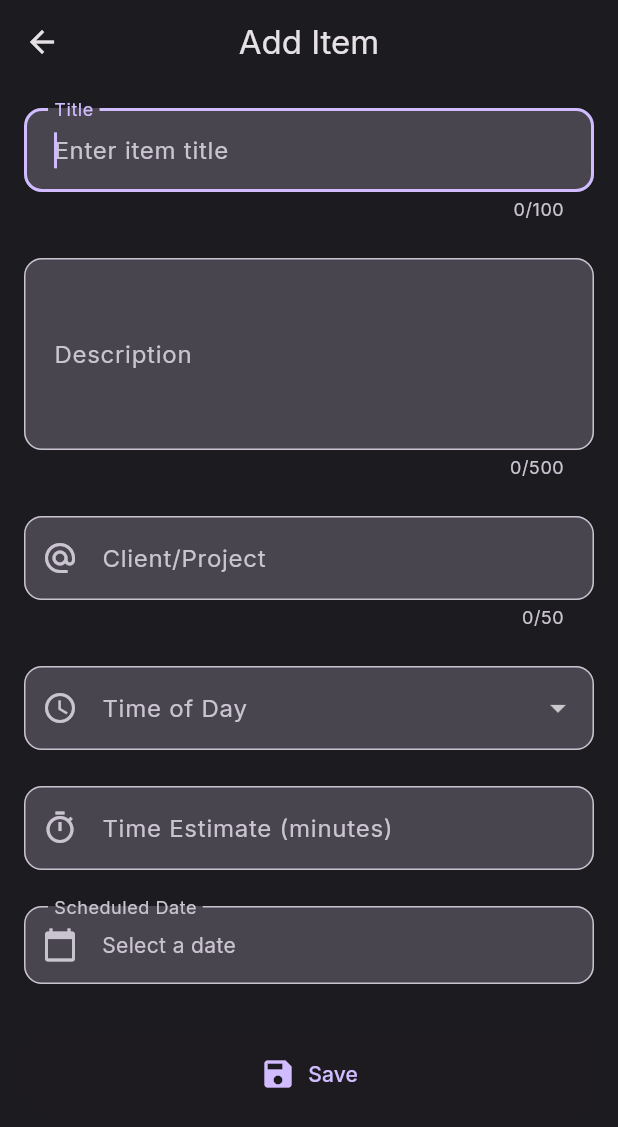
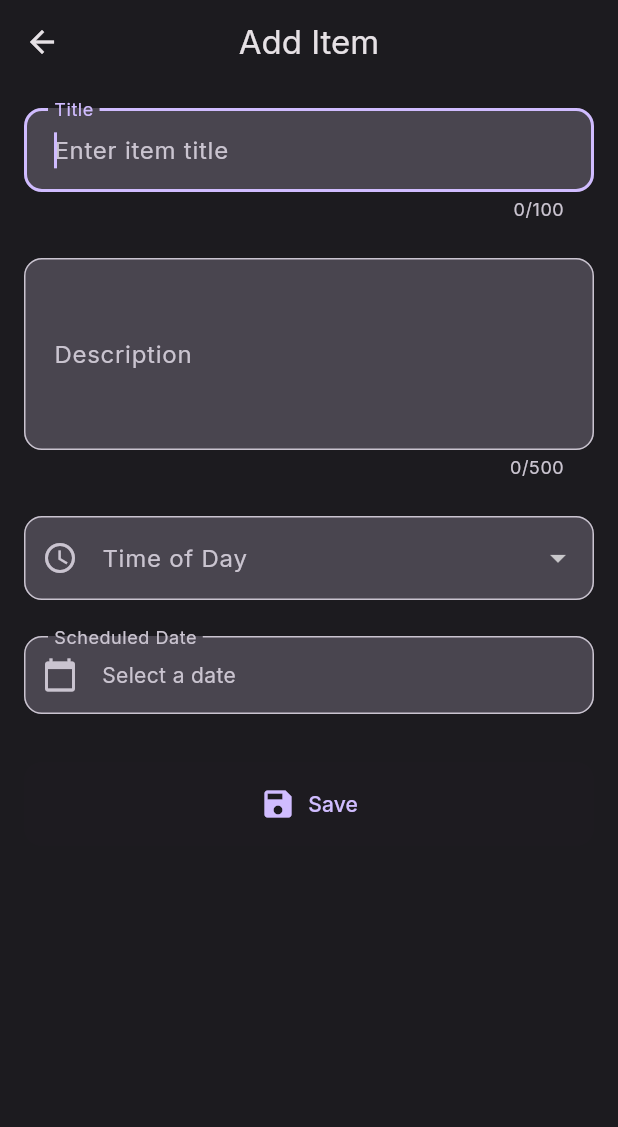
Before and after one commit to chrisokoriedev/afrifounders, a Flutter app: the HomePage screen opened directly, after a tap on the "arrow downward" icon, after a tap on the "dark mode" icon, after a tap on the "add" icon, on a phone screen of 412 x 824 dp. Shown: the top 1127 px of the screen. Run offline on Flutter 3.47's test engine with Material 3 defaults, Android fonts, the phone set to English and light mode, and no system bars; our stand-ins replace dartz, equatable, flutter_riverpod, flutter_slidable, freezed_annotation, google_fonts and 3 more; accounts and stored records are empty; generated files the repository leaves out were written again.

Commit message:
Refactor ItemModel and related components to remove client name and time estimate fields, simplifying the data structure. Update AddEditItemPage and task-related widgets to reflect these changes, enhancing overall code maintainability.

```diff
--- a/lib/features/item_management/domain/entities/item.dart
+++ b/lib/features/item_management/domain/entities/item.dart
@@ -12,8 +12,6 @@ class Item with _$Item {
     required DateTime createdAt,
     required DateTime updatedAt,
     @Default(false) bool isCompleted,
-    String? clientName,
-    int? timeEstimateMinutes,
     String? timeOfDay, // 'morning' or 'afternoon'
     DateTime? scheduledDate,
   }) = _Item;
--- a/lib/features/item_management/presentation/pages/add_edit_item_page.dart
+++ b/lib/features/item_management/presentation/pages/add_edit_item_page.dart
@@ -27,12 +27,8 @@ class _AddEditItemPageState extends ConsumerState<AddEditItemPage> {
   final _formKey = GlobalKey<FormState>();
   final _titleFocusNode = FocusNode();
   final _descriptionFocusNode = FocusNode();
-  final _clientNameFocusNode = FocusNode();
-  final _timeEstimateFocusNode = FocusNode();
   late final TextEditingController _titleController;
   late final TextEditingController _descriptionController;
-  late final TextEditingController _clientNameController;
-  late final TextEditingController _timeEstimateController;
   String? _selectedTimeOfDay;
   DateTime? _scheduledDate;
   bool _isLoading = false;
@@ -45,22 +41,12 @@ class _AddEditItemPageState extends ConsumerState<AddEditItemPage> {
     _descriptionController = TextEditingController(
       text: widget.item?.description ?? '',
     );
-    _clientNameController = TextEditingController(
-      text: widget.item?.clientName ?? '',
-    );
-    _timeEstimateController = TextEditingController(
-      text: widget.item?.timeEstimateMinutes != null
-          ? widget.item!.timeEstimateMinutes.toString()
-          : '',
-    );
     _selectedTimeOfDay = widget.item?.timeOfDay;
     _scheduledDate = widget.item?.scheduledDate;
 
     // Track changes for unsaved changes warning
     _titleController.addListener(_onFieldChanged);
     _descriptionController.addListener(_onFieldChanged);
-    _clientNameController.addListener(_onFieldChanged);
-    _timeEstimateController.addListener(_onFieldChanged);
 
     // Auto-focus title field after first frame
     WidgetsBinding.instance.addPostFrameCallback((_) {
@@ -78,16 +64,10 @@ class _AddEditItemPageState extends ConsumerState<AddEditItemPage> {
   void dispose() {
     _titleFocusNode.dispose();
     _descriptionFocusNode.dispose();
-    _clientNameFocusNode.dispose();
-    _timeEstimateFocusNode.dispose();
     _titleController.removeListener(_onFieldChanged);
     _descriptionController.removeListener(_onFieldChanged);
-    _clientNameController.removeListener(_onFieldChanged);
-    _timeEstimateController.removeListener(_onFieldChanged);
     _titleController.dispose();
     _descriptionController.dispose();
-    _clientNameController.dispose();
-    _timeEstimateController.dispose();
     super.dispose();
   }
 
@@ -127,8 +107,6 @@ class _AddEditItemPageState extends ConsumerState<AddEditItemPage> {
   void _dismissKeyboard() {
     _titleFocusNode.unfocus();
     _descriptionFocusNode.unfocus();
-    _clientNameFocusNode.unfocus();
-    _timeEstimateFocusNode.unfocus();
   }
 
   Future<void> _selectDate() async {
@@ -158,11 +136,6 @@ class _AddEditItemPageState extends ConsumerState<AddEditItemPage> {
 
     final title = _titleController.text.trim();
     final description = _descriptionController.text.trim();
-    final clientName = _clientNameController.text.trim();
-    final timeEstimateText = _timeEstimateController.text.trim();
-    final timeEstimateMinutes = timeEstimateText.isNotEmpty
-        ? int.tryParse(timeEstimateText)
-        : null;
 
     try {
       if (widget.item == null || widget.item!.id.isEmpty) {
@@ -174,8 +147,6 @@ class _AddEditItemPageState extends ConsumerState<AddEditItemPage> {
           description: description.isEmpty ? null : description,
           createdAt: now,
           updatedAt: now,
-          clientName: clientName.isEmpty ? null : clientName,
-          timeEstimateMinutes: timeEstimateMinutes,
           timeOfDay: _selectedTimeOfDay,
           scheduledDate: _scheduledDate,
         );
@@ -186,8 +157,6 @@ class _AddEditItemPageState extends ConsumerState<AddEditItemPage> {
         final updatedItem = widget.item!.copyWith(
           title: title,
           description: description.isEmpty ? null : description,
-          clientName: clientName.isEmpty ? null : clientName,
-          timeEstimateMinutes: timeEstimateMinutes,
           timeOfDay: _selectedTimeOfDay,
           scheduledDate: _scheduledDate,
         );
@@ -341,19 +310,6 @@ class _AddEditItemPageState extends ConsumerState<AddEditItemPage> {
                   ),
                   SizedBox(height: AppDimensions.spacingL),
 
-                  // Client name field
-                  CustomTextField(
-                    label: 'Client/Project',
-                    hint: 'e.g., coinbase, apple, shopify',
-                    controller: _clientNameController,
-                    maxLength: 50,
-                    keyboardType: TextInputType.text,
-                    focusNode: _clientNameFocusNode,
-                    textInputAction: TextInputAction.next,
-                    prefixIcon: const Icon(Icons.alternate_email),
-                  ),
-                  SizedBox(height: AppDimensions.spacingL),
-
                   // Time of day selector
                   DropdownButtonFormField<String>(
                     value: _selectedTimeOfDay,
@@ -375,18 +331,6 @@ class _AddEditItemPageState extends ConsumerState<AddEditItemPage> {
                         _hasUnsavedChanges = true;
                       });
                     },
-                  ),
-                  SizedBox(height: AppDimensions.spacingL),
-
-                  // Time estimate field
-                  CustomTextField(
-                    label: 'Time Estimate (minutes)',
-                    hint: 'e.g., 30, 45, 60',
-                    controller: _timeEstimateController,
-                    keyboardType: TextInputType.number,
-                    focusNode: _timeEstimateFocusNode,
-                    textInputAction: TextInputAction.next,
-                    prefixIcon: const Icon(Icons.timer_outlined),
                   ),
                   SizedBox(height: AppDimensions.spacingL),
 
--- a/lib/features/item_management/presentation/pages/task_home_page.dart
+++ b/lib/features/item_management/presentation/pages/task_home_page.dart
@@ -43,13 +43,6 @@ class _TaskHomePageState extends ConsumerState<TaskHomePage> {
 
     // Calculate statistics
     final completedCount = selectedDateTasks.where((t) => t.isCompleted).length;
-    final completedTimeMinutes = selectedDateTasks
-        .where((t) => t.isCompleted)
-        .fold<int>(0, (sum, t) => sum + (t.timeEstimateMinutes ?? 0));
-    final totalEstimatedMinutes = selectedDateTasks
-        .fold<int>(0, (sum, t) => sum + (t.timeEstimateMinutes ?? 0));
-    final totalEstimatedHours = totalEstimatedMinutes / 60.0;
-    final completedHours = completedTimeMinutes / 60.0;
 
     return Scaffold(
       backgroundColor: isDark ? const Color(0xFF121212) : const Color(0xFFF5F5F5),
@@ -64,8 +57,6 @@ class _TaskHomePageState extends ConsumerState<TaskHomePage> {
               SliverToBoxAdapter(
                 child: TaskHeaderWidget(
                   completedCount: completedCount,
-                  completedHours: completedHours,
-                  totalEstimatedHours: totalEstimatedHours,
                 ),
               ),
 
--- a/lib/features/item_management/presentation/widgets/date_selector_widget.dart
+++ b/lib/features/item_management/presentation/widgets/date_selector_widget.dart
@@ -25,7 +25,7 @@ class DateSelectorWidget extends StatelessWidget {
       return startOfWeek.add(Duration(days: index));
     });
 
-    return Padding(
+    return SingleChildScrollView(
       padding: const EdgeInsets.symmetric(horizontal: 24, vertical: 16),
       child: Row(
         mainAxisAlignment: MainAxisAlignment.spaceBetween,
--- a/lib/features/item_management/presentation/widgets/task_header_widget.dart
+++ b/lib/features/item_management/presentation/widgets/task_header_widget.dart
@@ -3,14 +3,10 @@ import 'package:flutter/material.dart';
 /// Header widget showing "today" title and status indicators
 class TaskHeaderWidget extends StatelessWidget {
   final int completedCount;
-  final double completedHours;
-  final double totalEstimatedHours;
 
   const TaskHeaderWidget({
     super.key,
     required this.completedCount,
-    required this.completedHours,
-    required this.totalEstimatedHours,
   });
 
   @override
@@ -34,24 +30,11 @@ class TaskHeaderWidget extends StatelessWidget {
             ),
           ),
 
-          // Status indicators
-          Row(
-            children: [
-              // Completed count
-              _StatusPill(
-                icon: Icons.check_circle_outline,
-                text: '$completedCount',
-                backgroundColor: surfaceColor,
-              ),
-              const SizedBox(width: 12),
-
-              // Time spent
-              _StatusPill(
-                icon: Icons.access_time,
-                text: '${completedHours.toStringAsFixed(1)} of ${totalEstimatedHours.toStringAsFixed(1)} hrs',
-                backgroundColor: surfaceColor,
-              ),
-            ],
+          // Status indicator
+          _StatusPill(
+            icon: Icons.check_circle_outline,
+            text: '$completedCount',
+            backgroundColor: surfaceColor,
           ),
         ],
       ),
```
Also changed, not shown: lib/features/item_management/data/models/item_model.dart (+1 -13 lines), lib/features/item_management/presentation/widgets/task_item_widget.dart (+1 -56 lines), lib/features/item_management/data/models/item_model.g.dart, lib/features/item_management/domain/entities/item.freezed.dart.
